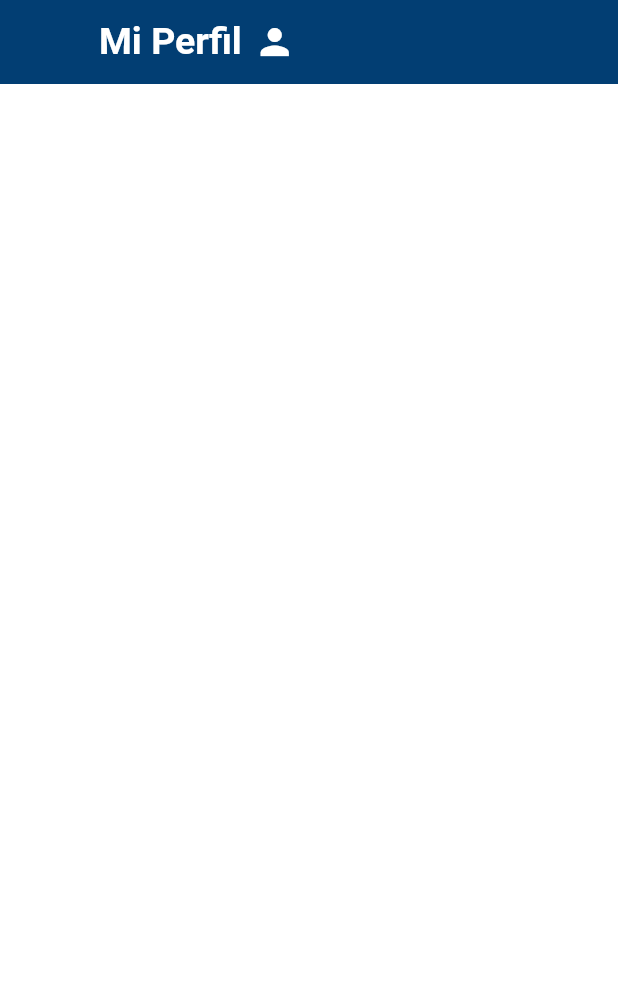
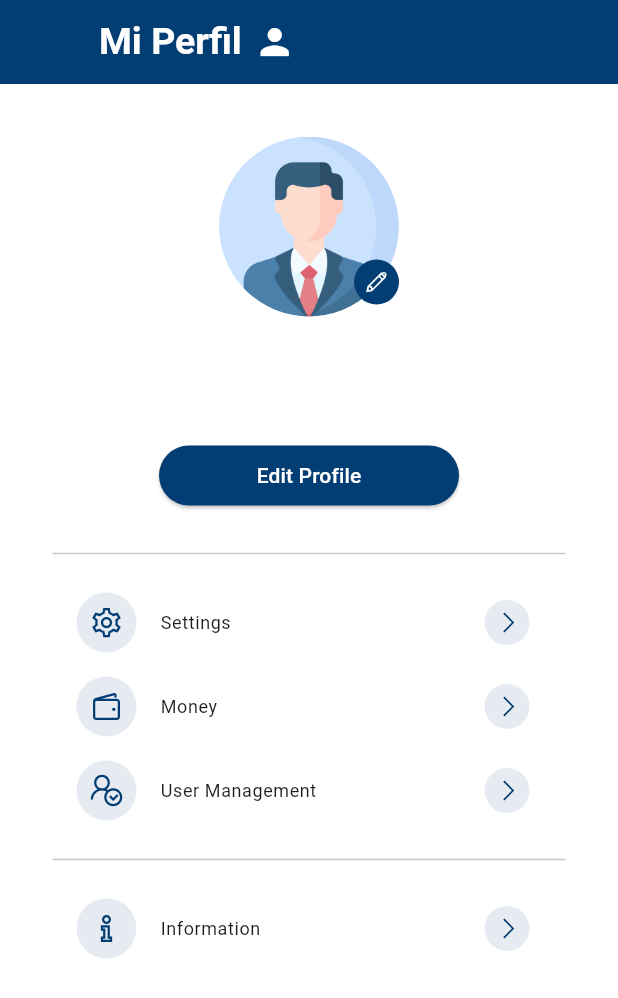
Before and after one commit to devpcokKevin/autogestion_app, a Flutter app: the miPerfilScreen screen opened directly, on a phone screen of 412 x 824 dp. Shown: the top 998 px of the screen. Run offline on Flutter 3.47's test engine with Material 3 defaults, Android fonts, the phone set to English and light mode, and no system bars; our stand-ins replace device_info_plus, dio, flutter_svg, fluttertoast, get, google_maps_flutter and 7 more; missing offline and left inert: mobile_scanner; accounts and stored records are empty; network calls fail; Roboto replaces fonts that are missing (Intel).

```diff
--- a/lib/main.dart
+++ b/lib/main.dart
@@ -1,7 +1,6 @@
-import 'package:autogestion/screens/geocerca/geocerca_screen.dart';
 import 'package:autogestion/src/login.dart';
 import 'package:flutter/material.dart';
-
+import 'package:get/get.dart';
 import 'components/side_menu.dart';
 
 void main() {
@@ -14,7 +13,7 @@ class MyApp extends StatelessWidget {
   // This widget is the root of your application.
   @override
   Widget build(BuildContext context) {
-    return MaterialApp(
+    return GetMaterialApp(
       title: 'The Flutter Way',
       theme: ThemeData(
         scaffoldBackgroundColor: const Color(0xFFEEF1F8),
--- a/lib/screens/miPerfil/mi_perfil_screen.dart
+++ b/lib/screens/miPerfil/mi_perfil_screen.dart
@@ -1,5 +1,11 @@
 import 'dart:convert';
+import 'dart:io'; // Necesario para File
+import 'package:autogestion/screens/miPerfil/UpdateProfileScreen.dart';
+import 'package:autogestion/screens/miPerfil/widgets/ProfileMenuWidget.dart';
 import 'package:flutter/material.dart';
+import 'package:get/get.dart';
+import 'package:image_picker/image_picker.dart';
+import 'package:line_awesome_flutter/line_awesome_flutter.dart';
 import 'package:shared_preferences/shared_preferences.dart';
 import 'package:autogestion/shared/appbar.dart';
 
@@ -20,6 +26,7 @@ class _miPerfilScreenState extends State<miPerfilScreen> {
   String usuarioCargo = "";
   String usuarioId = "";
   String razonSocial = "";
+  String? imagePath; // Variable para la ruta de la imagen de perfil
 
   @override
   void initState() {
@@ -46,6 +53,17 @@ class _miPerfilScreenState extends State<miPerfilScreen> {
     }
   }
 
+  Future<void> _selectImageFromGallery() async {
+    var pickedFile = await ImagePicker().getImage(source: ImageSource.gallery);
+
+    if (pickedFile != null) {
+      setState(() {
+        // Guarda la ruta de la imagen seleccionada
+        imagePath = pickedFile.path;
+      });
+    }
+  }
+
   @override
   Widget build(BuildContext context) {
     return Scaffold(
@@ -54,7 +72,81 @@ class _miPerfilScreenState extends State<miPerfilScreen> {
         title: widget.appBarTitle,
         icon: widget.appBarIcon,
         implyLeading: false,
-        marginLeft: 50.0, // Ajusta el margen según sea necesario
+        marginLeft: 50.0,
+        // Ajusta el margen según sea necesario
+      ),
+      body: SingleChildScrollView(
+        child: Container(
+          padding: const EdgeInsets.all(35.0),
+          child: Column(
+            children: [
+              Stack(
+                children: [
+                  GestureDetector(
+                    onTap: _selectImageFromGallery,
+                    child: SizedBox(
+                      width: 120,
+                      height: 120,
+                      child: ClipRRect(
+                        borderRadius: BorderRadius.circular(100),
+                        child: imagePath != null
+                            ? Image.file(File(imagePath!)) // Muestra la imagen seleccionada
+                            : Image.asset('images/profile.png'), // Imagen por defecto
+                      ),
+                    ),
+                  ),
+                  Positioned(
+                    bottom: 8,
+                    right: 0,
+                    child: GestureDetector(
+                      onTap: _selectImageFromGallery,
+                      child: Container(
+                        width: 30,
+                        height: 30,
+                        decoration: BoxDecoration(
+                          borderRadius: BorderRadius.circular(100),
+                          color: Color(0xFF023E73),
+                        ),
+                        child: const Icon(
+                          LineAwesomeIcons.alternate_pencil,
+                          size: 18.0,
+                          color: Colors.white,
+                        ),
+                      ),
+                    ),
+                  ),
+                ],
+              ),
+              const SizedBox(height: 10),
+              Text(usuarioNombre, style: Theme.of(context).textTheme.headlineSmall),
+              Text(usuarioCargo, style: Theme.of(context).textTheme.bodyMedium),
+              const SizedBox(height: 20),
+              SizedBox(
+                width: 200,
+                child: ElevatedButton(
+                  onPressed: () => Get.to(() => UpdateProfileScreen(usuarioNombre: usuarioNombre)),
+                  style: ElevatedButton.styleFrom(
+                    backgroundColor: Color(0xFF023E73),
+                    side: BorderSide.none,
+                    shape: const StadiumBorder(),
+                  ),
+                  child: const Text("Edit Profile", style: TextStyle(color: Colors.white)),
+                ),
+              ),
+              const SizedBox(height: 20),
+              const Divider(),
+              const SizedBox(height: 10),
+              // Menu
+              ProfileMenuWidget(title: "Settings", icon: LineAwesomeIcons.cog, onPress: () {}),
+              ProfileMenuWidget(title: "Money", icon: LineAwesomeIcons.wallet, onPress: () {}),
+              ProfileMenuWidget(title: "User Management", icon: LineAwesomeIcons.user_check, onPress: () {}),
+              const SizedBox(height: 10),
+              const Divider(),
+              const SizedBox(height: 10),
+              ProfileMenuWidget(title: "Information", icon: LineAwesomeIcons.info, onPress: () {}),
+            ],
+          ),
+        ),
       ),
     );
   }
--- /dev/null
+++ b/lib/screens/miPerfil/widgets/ProfileMenuWidget.dart
@@ -0,0 +1,44 @@
+import 'package:flutter/material.dart';
+import 'package:line_awesome_flutter/line_awesome_flutter.dart';
+
+class ProfileMenuWidget extends StatelessWidget {
+  const ProfileMenuWidget({
+    Key? key,
+    required this.title,
+    required this.icon,
+    required this.onPress,
+    this.endIcon = true,
+    this.textColor,
+  }) : super(key: key);
+
+  final String title;
+  final IconData icon;
+  final VoidCallback  onPress;
+  final bool  endIcon;
+  final Color? textColor;
+
+  @override
+  Widget build(BuildContext context) {
+
+
+    return ListTile(
+      onTap: onPress,
+      leading: Container(
+        width: 40, height: 40,
+        decoration: BoxDecoration(
+          borderRadius: BorderRadius.circular(100),
+          color: Color(0xFF023E73).withOpacity(0.1),
+        ),
+        child: Icon(icon, color:Color(0xFF023E73)),
+      ),
+      title: Text(title ,style: Theme.of(context).textTheme.bodySmall?.apply(color: textColor)),
+      trailing: endIcon? Container(
+          width: 30, height: 30,
+          decoration: BoxDecoration(
+            borderRadius: BorderRadius.circular(100),
+            color: Color(0xFF023E73).withOpacity(0.1),
+          ),
+          child: const Icon(LineAwesomeIcons.angle_right,size: 18.0, color:Color(0xFF023E73))) : null,
+    );
+  }
+}
```
Also changed, not shown: lib/models/sidebar_options.dart (+6 -5 lines), lib/screens/miHorario/mi_horario_screen.dart (added, +210 -0 lines), lib/screens/miPerfil/UpdateProfileScreen.dart (added, +205 -0 lines), images/profile.png (added).
